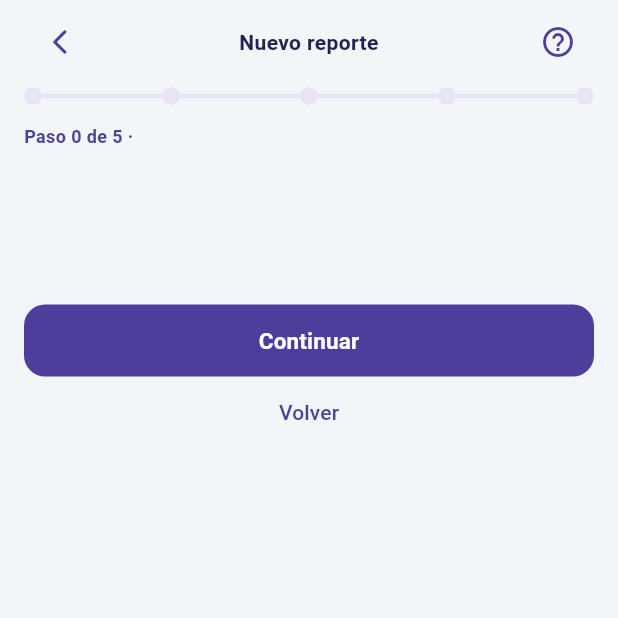
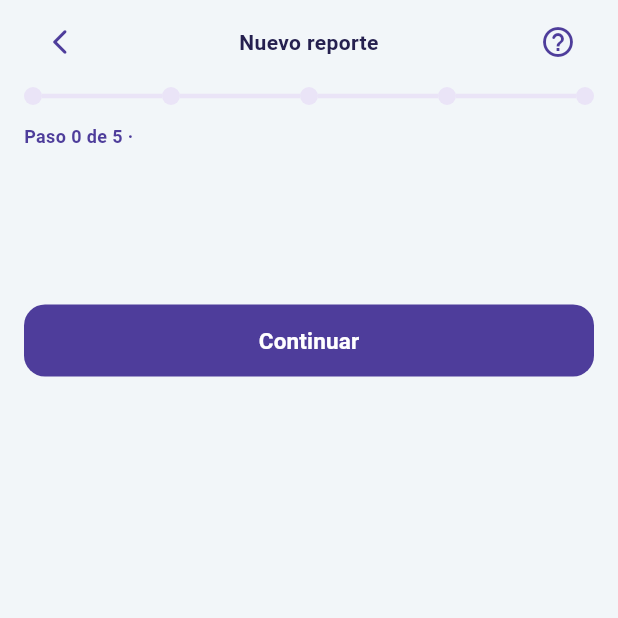
Before and after one commit to JuanCa-Restrepo/Front-App-LILA, a Flutter app: the ReportStepLayout screen opened directly with empty values, on a phone screen of 412 x 824 dp, the top half of it. Run offline on Flutter 3.47's test engine with Material 3 defaults, Android fonts, the phone set to English and light mode, and no system bars; our stand-ins replace dio, flutter_secure_storage, googleapis_auth, image_picker, shared_preferences; missing offline and left inert: googleapis; accounts and stored records are empty.

Commit message:
style: quitar botón Volver de los pasos de reporte

```diff
--- a/lib/presentation/views/report_case/report_step_layout.dart
+++ b/lib/presentation/views/report_case/report_step_layout.dart
@@ -220,13 +220,6 @@ class ReportStepLayout extends StatelessWidget {
                                     ),
                             ),
                           ),
-                          TextButton(
-                            onPressed: () => Navigator.maybePop(context),
-                            style: TextButton.styleFrom(
-                              foregroundColor: accent,
-                            ),
-                            child: const Text('Volver'),
-                          ),
                         ],
                       ),
                     ),
```
Also changed, not shown: 1 other file.
